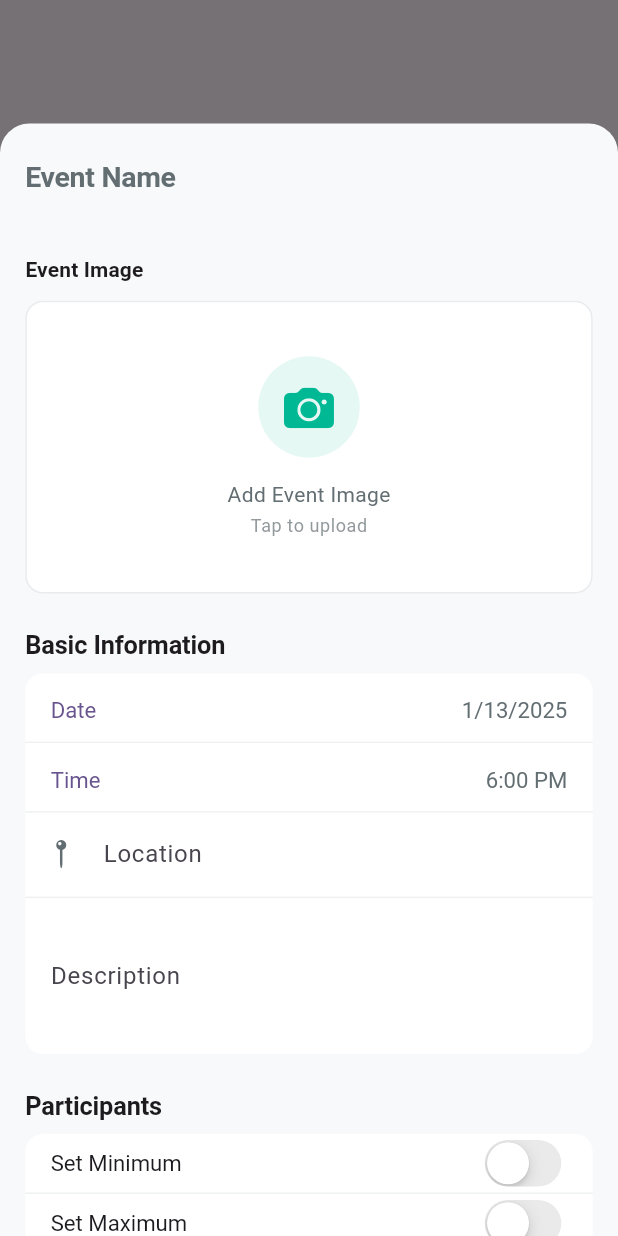
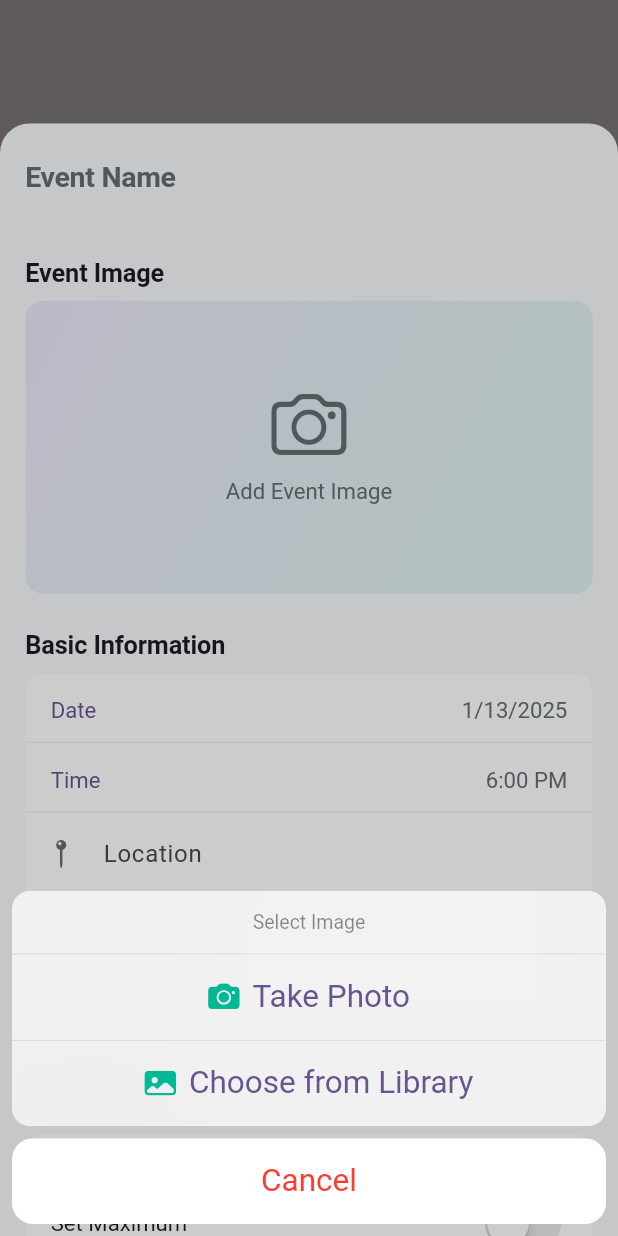
Before and after one commit to ari-naar/events-app, a Flutter app: the screen it shows after launch, item 3 of the bottom bar chosen, after a tap on "Add Event Image", on a phone screen of 412 x 824 dp. Run offline on Flutter 3.47's test engine with Material 3 defaults, Android fonts, the phone set to English and light mode, and no system bars; our stand-ins replace flutter_screenutil, geocoding, google_maps_flutter, hugeicons, image_picker, share_plus; network calls fail.

Commit message:
Refactor CreateEventScreen and EventDetailsScreen for improved UI and functionality. Updated CreateEventScreen to simplify image section handling and enhance image selection with a new modal for picking images. Enhanced EventDetailsScreen to display a message when no location is specified, improving user feedback. Overall, these changes streamline the user experience and ensure a more intuitive interface for event creation and details.

```diff
--- a/lib/features/events/screens/create_event_screen.dart
+++ b/lib/features/events/screens/create_event_screen.dart
@@ -105,7 +105,7 @@ class _CreateEventBottomSheetState extends State<CreateEventBottomSheet> {
                   child: Column(
                     crossAxisAlignment: CrossAxisAlignment.start,
                     children: [
-                      _buildImageSection(context),
+                      _buildImageSection(),
                       SizedBox(height: 24.h),
                       _buildBasicInfoSection(),
                       SizedBox(height: 24.h),
@@ -132,108 +132,156 @@ class _CreateEventBottomSheetState extends State<CreateEventBottomSheet> {
     );
   }
 
-  Widget _buildImageSection(BuildContext context) {
+  Widget _buildImageSection() {
     return Column(
       crossAxisAlignment: CrossAxisAlignment.start,
       children: [
         Text(
           'Event Image',
-          style: Theme.of(context).textTheme.titleSmall?.copyWith(
-                fontWeight: FontWeight.w600,
-                height: 1.3,
-              ),
-        ),
-        SizedBox(height: 12.h),
-        GestureDetector(
-          onTap: _pickImage,
-          child: Container(
+          style: AppTypography.titleSmall,
+        ),
+        SizedBox(height: 8.h),
+        Container(
           height: 200.h,
-            width: double.infinity,
           decoration: BoxDecoration(
             color: AppColors.surface,
             borderRadius: BorderRadius.circular(12.r),
-              border: Border.all(
-                color: AppColors.divider,
-                width: 1,
-              ),
-            ),
-            child: ClipRRect(
+            gradient: _selectedImage == null
+                ? LinearGradient(
+                    begin: Alignment.topLeft,
+                    end: Alignment.bottomRight,
+                    colors: [
+                      AppColors.primary.withValues(alpha: 0.1),
+                      AppColors.accent.withValues(alpha: 0.1),
+                    ],
+                  )
+                : null,
+            image: _selectedImage != null
+                ? DecorationImage(
+                    image: FileImage(_selectedImage!),
+                    fit: BoxFit.cover,
+                  )
+                : null,
+          ),
+          child: Material(
+            color: Colors.transparent,
+            child: InkWell(
+              onTap: _showImagePickerOptions,
               borderRadius: BorderRadius.circular(12.r),
-              child: _selectedImage != null
-                  ? Stack(
-                      fit: StackFit.expand,
-                      children: [
-                        Image.file(
-                          _selectedImage!,
-                          fit: BoxFit.cover,
-                        ),
+              child: _selectedImage == null
+                  ? Center(
+                      child: Column(
+                        mainAxisAlignment: MainAxisAlignment.center,
+                        children: [
+                          Icon(
+                            CupertinoIcons.camera,
+                            size: 48.sp,
+                            color: AppColors.textLight,
+                          ),
+                          SizedBox(height: 8.h),
+                          Text(
+                            'Add Event Image',
+                            style: AppTypography.bodyMedium.copyWith(
+                              color: AppColors.textLight,
+                            ),
+                          ),
+                        ],
+                      ),
+                    )
+                  : Stack(
+                      alignment: Alignment.topRight,
+                      children: [
                         Positioned(
                           top: 8.h,
                           right: 8.w,
-                          child: GestureDetector(
-                            onTap: () => setState(() => _selectedImage = null),
+                          child: Material(
+                            color: Colors.transparent,
                             child: Container(
                               padding: EdgeInsets.all(8.w),
                               decoration: BoxDecoration(
                                 color: Colors.black.withOpacity(0.5),
                                 shape: BoxShape.circle,
                               ),
+                              child: InkWell(
+                                onTap: () {
+                                  setState(() {
+                                    _selectedImage = null;
+                                  });
+                                },
                                 child: Icon(
                                   CupertinoIcons.xmark,
-                                size: 16.sp,
+                                  size: 20.sp,
                                   color: Colors.white,
                                 ),
                               ),
                             ),
                           ),
-                      ],
-                    )
-                  : Column(
+                        ),
+                      ],
+                    ),
+            ),
+          ),
+        ),
+      ],
+    );
+  }
+
+  void _showImagePickerOptions() {
+    showCupertinoModalPopup(
+      context: context,
+      builder: (context) => CupertinoActionSheet(
+        title: const Text('Select Image'),
+        actions: [
+          CupertinoActionSheetAction(
+            onPressed: () {
+              Navigator.pop(context);
+              _pickImage(ImageSource.camera);
+            },
+            child: Row(
               mainAxisAlignment: MainAxisAlignment.center,
               children: [
-                        Container(
-                          padding: EdgeInsets.all(16.w),
-                          decoration: BoxDecoration(
-                            color: AppColors.accent.withOpacity(0.1),
-                            shape: BoxShape.circle,
-                          ),
-                          child: Icon(
+                Icon(
                   CupertinoIcons.camera_fill,
-                            size: 32.sp,
+                  size: 20.sp,
                   color: AppColors.accent,
                 ),
-                        ),
-                        SizedBox(height: 16.h),
-                        Text(
-                          'Add Event Image',
-                          style:
-                              Theme.of(context).textTheme.bodyMedium?.copyWith(
-                                    color: AppColors.textLight,
-                                    height: 1.3,
-                                  ),
-                        ),
-                        SizedBox(height: 4.h),
-                        Text(
-                          'Tap to upload',
-                          style:
-                              Theme.of(context).textTheme.bodySmall?.copyWith(
-                                    color: AppColors.textLight.withOpacity(0.7),
-                                    height: 1.3,
-                                  ),
-                        ),
-                      ],
-                    ),
-            ),
-          ),
-        ),
-      ],
-    );
-  }
-
-  Future<void> _pickImage() async {
+                SizedBox(width: 8.w),
+                const Text('Take Photo'),
+              ],
+            ),
+          ),
+          CupertinoActionSheetAction(
+            onPressed: () {
+              Navigator.pop(context);
+              _pickImage(ImageSource.gallery);
+            },
+            child: Row(
+              mainAxisAlignment: MainAxisAlignment.center,
+              children: [
+                Icon(
+                  CupertinoIcons.photo_fill,
+                  size: 20.sp,
+                  color: AppColors.accent,
+                ),
+                SizedBox(width: 8.w),
+                const Text('Choose from Library'),
+              ],
+            ),
+          ),
+        ],
+        cancelButton: CupertinoActionSheetAction(
+          onPressed: () => Navigator.pop(context),
+          isDestructiveAction: true,
+          child: const Text('Cancel'),
+        ),
+      ),
+    );
+  }
+
+  Future<void> _pickImage(ImageSource source) async {
     try {
       final XFile? image = await ImagePicker().pickImage(
-        source: ImageSource.gallery,
+        source: source,
         maxWidth: 1920,
         maxHeight: 1080,
         imageQuality: 85,
@@ -243,12 +291,14 @@ class _CreateEventBottomSheetState extends State<CreateEventBottomSheet> {
         setState(() => _selectedImage = File(image.path));
       }
     } catch (e) {
-      if (mounted) {
+      if (!mounted) return;
       showCupertinoDialog(
         context: context,
         builder: (context) => CupertinoAlertDialog(
           title: const Text('Error'),
-            content: const Text('Could not pick image. Please try again.'),
+          content: Text(source == ImageSource.camera
+              ? 'Could not access camera. Please check your permissions and try again.'
+              : 'Could not access photos. Please check your permissions and try again.'),
           actions: [
             CupertinoDialogAction(
               child: const Text('OK'),
@@ -257,7 +307,6 @@ class _CreateEventBottomSheetState extends State<CreateEventBottomSheet> {
           ],
         ),
       );
-      }
     }
   }
 
```
Also changed, not shown: lib/features/events/screens/event_details_screen.dart (+50 -0 lines). Lines whose indentation alone changed are shown as unchanged.
